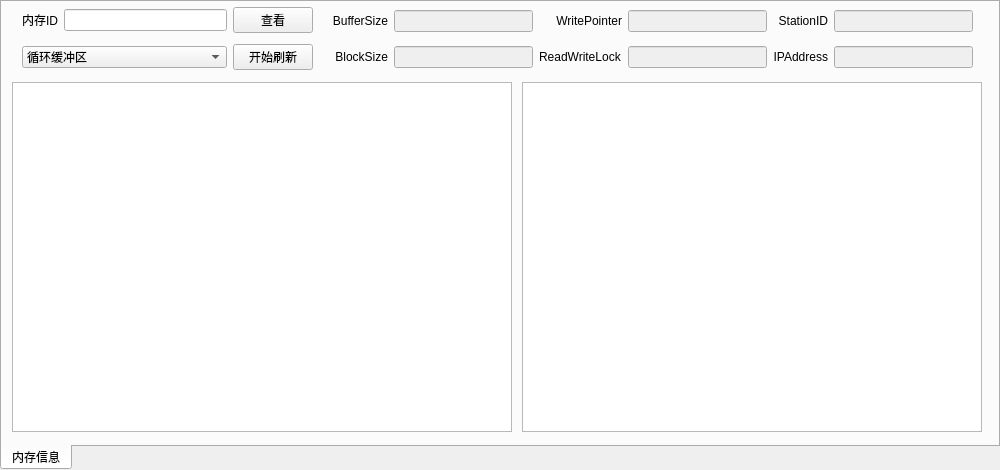
Above: widget/sharedmemoryinfo_widget.ui from yanghang8612/SMAMMainUI before the change. Below: the same form after it.
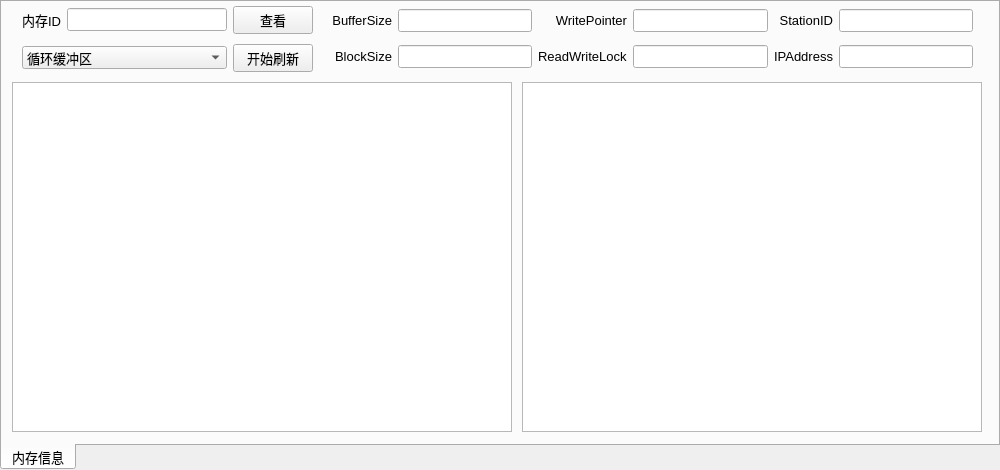
That is the form after the change.

```diff
--- a/widget/sharedmemoryinfo_widget.ui
+++ b/widget/sharedmemoryinfo_widget.ui
@@ -10,6 +10,11 @@
     <height>470</height>
    </rect>
   </property>
+  <property name="font">
+   <font>
+    <pointsize>10</pointsize>
+   </font>
+  </property>
   <property name="windowTitle">
    <string>TabWidget</string>
   </property>
@@ -111,8 +116,8 @@
      </item>
      <item row="0" column="1">
       <widget class="QLineEdit" name="bufferSizeEdit">
-       <property name="enabled">
-        <bool>false</bool>
+       <property name="readOnly">
+        <bool>true</bool>
        </property>
       </widget>
      </item>
@@ -128,8 +133,8 @@
      </item>
      <item row="0" column="3">
       <widget class="QLineEdit" name="writePointerEdit">
-       <property name="enabled">
-        <bool>false</bool>
+       <property name="readOnly">
+        <bool>true</bool>
        </property>
       </widget>
      </item>
@@ -145,8 +150,8 @@
      </item>
      <item row="0" column="5">
       <widget class="QLineEdit" name="stationIDEdit">
-       <property name="enabled">
-        <bool>false</bool>
+       <property name="readOnly">
+        <bool>true</bool>
        </property>
       </widget>
      </item>
@@ -162,8 +167,8 @@
      </item>
      <item row="1" column="1">
       <widget class="QLineEdit" name="blockSizeEdit">
-       <property name="enabled">
-        <bool>false</bool>
+       <property name="readOnly">
+        <bool>true</bool>
        </property>
       </widget>
      </item>
@@ -176,8 +181,8 @@
      </item>
      <item row="1" column="3">
       <widget class="QLineEdit" name="readWriteLockEdit">
-       <property name="enabled">
-        <bool>false</bool>
+       <property name="readOnly">
+        <bool>true</bool>
        </property>
       </widget>
      </item>
@@ -193,8 +198,8 @@
      </item>
      <item row="1" column="5">
       <widget class="QLineEdit" name="ipAddressEdit">
-       <property name="enabled">
-        <bool>false</bool>
+       <property name="readOnly">
+        <bool>true</bool>
        </property>
       </widget>
      </item>
```
